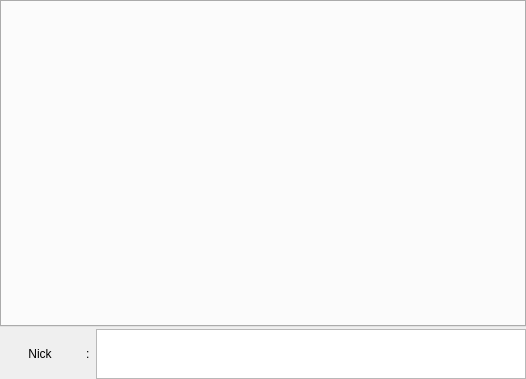
Above: libqirc/QIRCWidget.ui from jacob3141/qtirc before the change. Below: the same form after it.
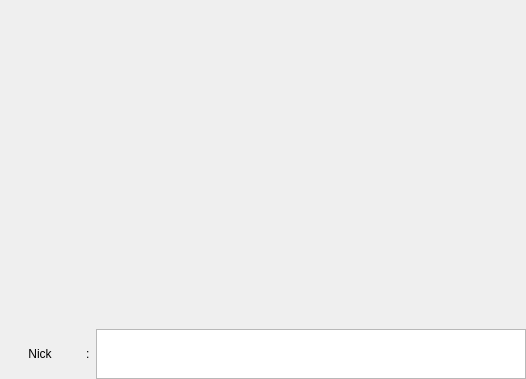
That is the form after the change. Custom widgets are drawn as their Qt base class.

Commit message: Tabs are closable.

Diff of the .ui file:
```diff
--- a/libqirc/QIRCWidget.ui
+++ b/libqirc/QIRCWidget.ui
@@ -34,6 +34,12 @@
        <verstretch>0</verstretch>
       </sizepolicy>
      </property>
+     <property name="documentMode">
+      <bool>true</bool>
+     </property>
+     <property name="tabsClosable">
+      <bool>true</bool>
+     </property>
     </widget>
    </item>
    <item>
```
